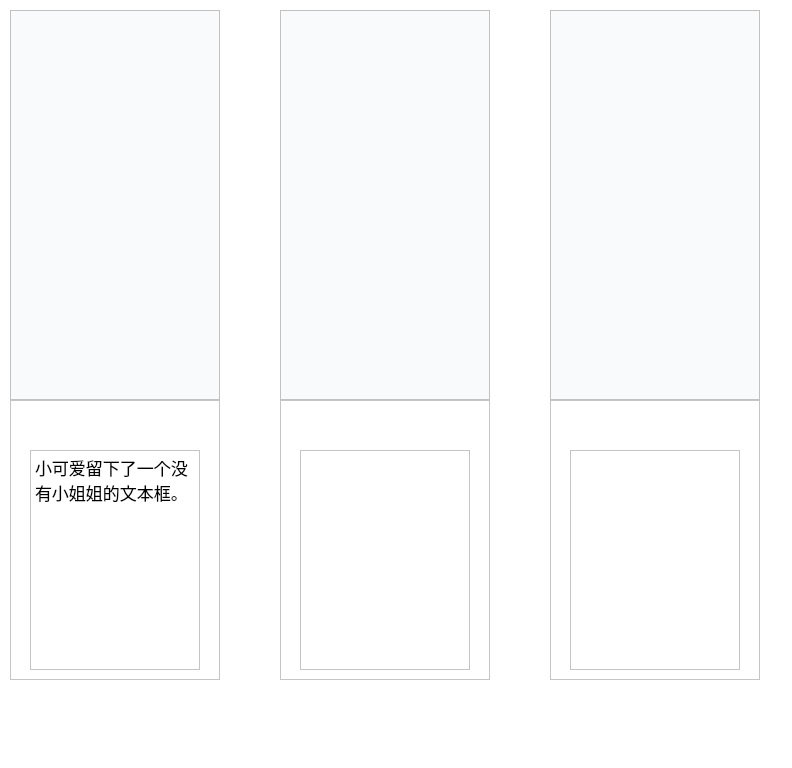
First picture: the form in wish_bottle.ui, repository X-wenhao/bookkeeping, before the edit.
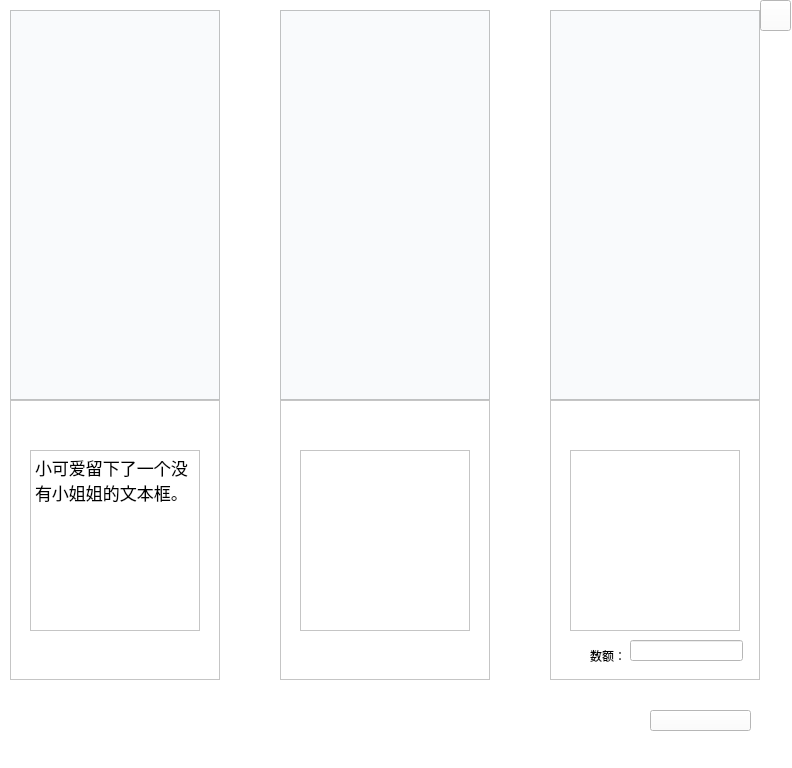
Second picture: the form after the edit. Icons and pictures are not drawn.

```diff
--- a/wish_bottle.ui
+++ b/wish_bottle.ui
@@ -68,14 +68,10 @@
       <rect>
        <x>0</x>
        <y>20</y>
-       <width>170</width>
-       <height>231</height>
+       <width>171</width>
+       <height>225</height>
       </rect>
      </property>
-     <property name="styleSheet">
-      <string notr="true">background-image: url(:/WishBottle/material/wish_bottle/stars.png);
-background-color: rgba(255, 255, 255, 0);</string>
-     </property>
      <property name="text">
       <string/>
      </property>
@@ -138,7 +134,7 @@
       <x>20</x>
       <y>50</y>
       <width>170</width>
-      <height>220</height>
+      <height>181</height>
      </rect>
     </property>
     <property name="styleSheet">
@@ -151,7 +147,7 @@
      <string>&lt;!DOCTYPE HTML PUBLIC &quot;-//W3C//DTD HTML 4.0//EN&quot; &quot;http://www.w3.org/TR/REC-html40/strict.dtd&quot;&gt;
 &lt;html&gt;&lt;head&gt;&lt;meta name=&quot;qrichtext&quot; content=&quot;1&quot; /&gt;&lt;style type=&quot;text/css&quot;&gt;
 p, li { white-space: pre-wrap; }
-&lt;/style&gt;&lt;/head&gt;&lt;body style=&quot; font-family:'FZYiHei-M20S'; font-size:20pt; font-weight:400; font-style:normal;&quot;&gt;
+&lt;/style&gt;&lt;/head&gt;&lt;body style=&quot; font-family:'FZYiHei-M20S'; font-size:10pt; font-weight:400; font-style:normal;&quot;&gt;
 &lt;p style=&quot; margin-top:0px; margin-bottom:0px; margin-left:0px; margin-right:0px; -qt-block-indent:0; text-indent:0px;&quot;&gt;&lt;span style=&quot; font-size:13pt;&quot;&gt;小可爱留下了一个没有小姐姐的文本框。&lt;/span&gt;&lt;/p&gt;&lt;/body&gt;&lt;/html&gt;</string>
     </property>
    </widget>
@@ -196,7 +192,7 @@
       <x>20</x>
       <y>50</y>
       <width>170</width>
-      <height>220</height>
+      <height>181</height>
      </rect>
     </property>
     <property name="styleSheet">
@@ -259,13 +255,14 @@
        <x>0</x>
        <y>20</y>
        <width>170</width>
-       <height>231</height>
+       <height>225</height>
       </rect>
      </property>
+     <property name="autoFillBackground">
+      <bool>false</bool>
+     </property>
      <property name="styleSheet">
-      <string notr="true">background-image: url(:/WishBottle/material/wish_bottle/stars.png);
-background-color: rgba(255, 255, 255, 0);
-</string>
+      <string notr="true"/>
      </property>
      <property name="text">
       <string/>
@@ -341,13 +338,17 @@
        <x>0</x>
        <y>20</y>
        <width>170</width>
-       <height>231</height>
+       <height>225</height>
       </rect>
      </property>
+     <property name="autoFillBackground">
+      <bool>false</bool>
+     </property>
      <property name="styleSheet">
-      <string notr="true">background-image: url(:/WishBottle/material/wish_bottle/stars.png);
-background-color: rgba(255, 255, 255, 0);
-</string>
+      <string notr="true"/>
+     </property>
+     <property name="inputMethodHints">
+      <set>Qt::ImhNone</set>
      </property>
      <property name="text">
       <string/>
@@ -411,7 +412,7 @@
       <x>20</x>
       <y>50</y>
       <width>170</width>
-      <height>220</height>
+      <height>181</height>
      </rect>
     </property>
     <property name="styleSheet">
@@ -421,22 +422,39 @@
 240,241,242);</string>
     </property>
    </widget>
-  </widget>
-  <widget class="QLabel" name="add_wish">
-   <property name="geometry">
-    <rect>
-     <x>650</x>
-     <y>710</y>
-     <width>101</width>
-     <height>21</height>
-    </rect>
-   </property>
-   <property name="styleSheet">
-    <string notr="true">border-image: url(:/wish_bottle/material/心愿/添加心愿.png);</string>
-   </property>
-   <property name="text">
-    <string/>
-   </property>
+   <widget class="QLabel" name="w3_label_money">
+    <property name="geometry">
+     <rect>
+      <x>40</x>
+      <y>240</y>
+      <width>61</width>
+      <height>31</height>
+     </rect>
+    </property>
+    <property name="styleSheet">
+     <string notr="true">border-image: null;
+background-color: rgba(
+240,241,242,0);</string>
+    </property>
+    <property name="text">
+     <string>数额：</string>
+    </property>
+   </widget>
+   <widget class="QLineEdit" name="w3_lineEdit">
+    <property name="geometry">
+     <rect>
+      <x>80</x>
+      <y>240</y>
+      <width>113</width>
+      <height>21</height>
+     </rect>
+    </property>
+    <property name="styleSheet">
+     <string notr="true">border-image: null;
+background-color: rgba(
+240,241,242,0);</string>
+    </property>
+   </widget>
   </widget>
   <widget class="QLabel" name="label">
    <property name="geometry">
@@ -454,6 +472,39 @@
     <string/>
    </property>
   </widget>
+  <widget class="QPushButton" name="pushButton_4">
+   <property name="geometry">
+    <rect>
+     <x>760</x>
+     <y>0</y>
+     <width>31</width>
+     <height>31</height>
+    </rect>
+   </property>
+   <property name="styleSheet">
+    <string notr="true">color: rgba(255, 255, 255，0);
+background-image: url(:/test/material/图层 0.png);</string>
+   </property>
+   <property name="text">
+    <string/>
+   </property>
+  </widget>
+  <widget class="QPushButton" name="add_wish">
+   <property name="geometry">
+    <rect>
+     <x>650</x>
+     <y>710</y>
+     <width>101</width>
+     <height>21</height>
+    </rect>
+   </property>
+   <property name="styleSheet">
+    <string notr="true">border-image: url(:/wish_bottle/material/心愿/添加心愿.png);</string>
+   </property>
+   <property name="text">
+    <string/>
+   </property>
+  </widget>
  </widget>
  <resources/>
  <connections/>
```
Left out of the diff: 37 changed lines with no effect on the pictures.
